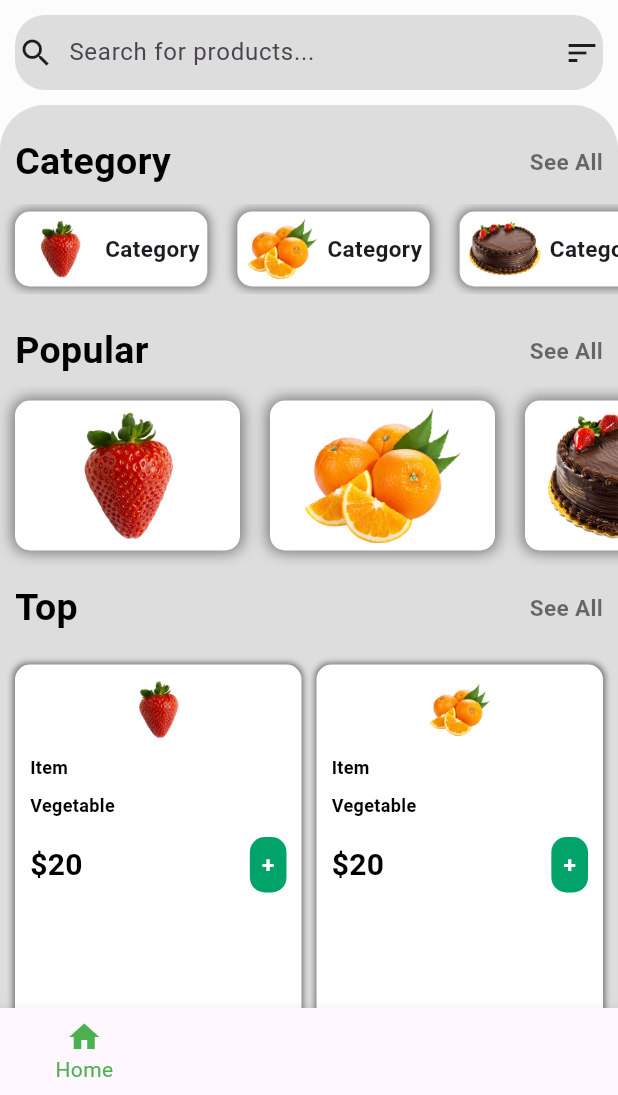
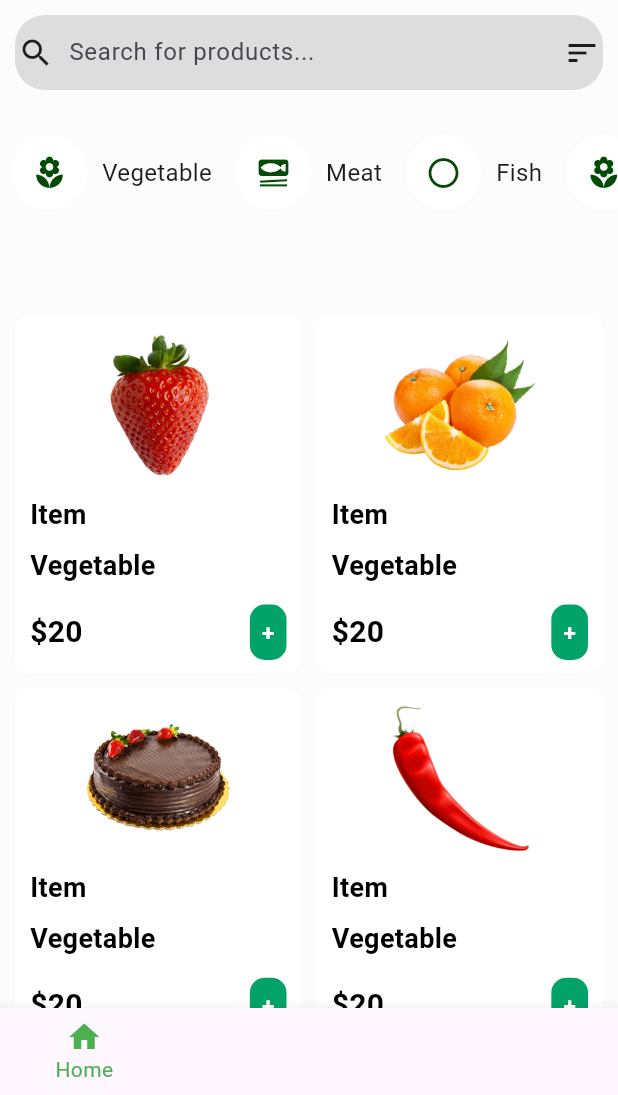
Before and after one commit to Zios-dev/food_store, a Flutter app: the screen it shows after launch, on a phone screen of 412 x 824 dp, the part 141-1236 px from its top. Run offline on Flutter 3.47's test engine with Material 3 defaults, Android fonts, the phone set to English and light mode, and no system bars; drawn by our look-alikes of badges; our stand-ins replace sliding_sheet.

Commit message:
Your descriptive commit message

```diff
--- a/lib/home_page.dart
+++ b/lib/home_page.dart
@@ -1,9 +1,7 @@
 import 'package:badges/badges.dart' as badges;
 import 'package:flutter/material.dart';
-import 'package:food_store/widgets/List_Widget.dart';
 import 'package:food_store/widgets/bottom_cart_sheet.dart';
 import 'package:food_store/widgets/item_widget.dart';
-import 'package:food_store/widgets/popular_item_widget.dart';
 import 'package:sliding_sheet/sliding_sheet.dart';
 
 class HomePage extends StatefulWidget {
@@ -30,6 +28,7 @@ class _HomePageState extends State<HomePage> {
         child: SingleChildScrollView(
           child: Column(
             children: [
+              // Top menu and cart icon
               Container(
                 padding: EdgeInsets.only(right: 20, left: 15, top: 10),
                 child: Row(
@@ -84,6 +83,7 @@ class _HomePageState extends State<HomePage> {
                   ],
                 ),
               ),
+              // Store text
               Container(
                 alignment: Alignment.centerLeft,
                 padding: EdgeInsets.symmetric(horizontal: 15),
@@ -97,7 +97,9 @@ class _HomePageState extends State<HomePage> {
                       ),
                     ),
                   ],
-                  )),
+                ),
+              ),
+              // Search bar
               Container(
                 margin: EdgeInsets.all(10),
                 padding: EdgeInsets.symmetric(horizontal: 2),
@@ -124,10 +126,27 @@ class _HomePageState extends State<HomePage> {
                   ],
                 ),
               ),
+              // Horizontal categories list
+              Container(
+                margin: EdgeInsets.symmetric(vertical: 15),
+                height: 60,
+                child: SingleChildScrollView(
+                  scrollDirection: Axis.horizontal,
+                  child: Row(
+                    mainAxisAlignment: MainAxisAlignment.start,
+                    children: [
+                      categoryItem(Icons.local_florist, 'Vegetable'),
+                      categoryItem(Icons.set_meal, 'Meat'),
+                      categoryItem(Icons.panorama_fish_eye, 'Fish'),
+                      categoryItem(Icons.local_florist, 'Fruit'),
+                    ],
+                  ),
+                ),
+              ),
+              // Rest of the UI (Product list)
               Container(
                 padding: EdgeInsets.only(top: 20),
                 decoration: BoxDecoration(
-                  color: Colors.black12,
                   borderRadius: BorderRadius.only(
                     topLeft: Radius.circular(30),
                     topRight: Radius.circular(30),
@@ -136,8 +155,7 @@ class _HomePageState extends State<HomePage> {
                 child: Column(
                   crossAxisAlignment: CrossAxisAlignment.start,
                   children: [
-                    ListWidget(),
-                    PopularItemWidget(),
+                    // Your item widgets here
                     ItemsWidget(),
                   ],
                 ),
@@ -146,6 +164,7 @@ class _HomePageState extends State<HomePage> {
           ),
         ),
       ),
+      // Bottom navigation bar
       bottomNavigationBar: BottomNavigationBar(
         items: const <BottomNavigationBarItem>[
           BottomNavigationBarItem(
@@ -175,4 +194,22 @@ class _HomePageState extends State<HomePage> {
       ),
     );
   }
+
+  // A function to create each category item with icon and label side by side
+  Widget categoryItem(IconData icon, String label) {
+    return Padding(
+      padding: const EdgeInsets.symmetric(horizontal: 8.0),
+      child: Row(
+        children: [
+          CircleAvatar(
+            radius: 25,
+            backgroundColor: Colors.white,
+            child: Icon(icon, color: const Color.fromARGB(255, 2, 74, 5)),
+          ),
+          SizedBox(width: 10), // Space between icon and label
+          Text(label, style: TextStyle(fontSize: 16)),
+        ],
+      ),
+    );
   }
+}
--- a/lib/widgets/item_widget.dart
+++ b/lib/widgets/item_widget.dart
@@ -11,22 +11,21 @@ class ItemsWidget extends StatelessWidget {
         child: Row(
           mainAxisAlignment: MainAxisAlignment.spaceBetween,
           children: [
-                Text(
-                  "Top",
-                  style: TextStyle(
-                    fontSize: 25,
-                    fontWeight: FontWeight.bold,
-                    color: Colors.black,
-                  ),
-                ),
-                Text(
-                  "See All",
-                  style: TextStyle(
-                    fontSize: 15,
-                    fontWeight: FontWeight.bold,
-                    color: Colors.black54,
-                  ),
-                ),
+                // Text(
+                  // "Top",
+                  // style: TextStyle(
+                  //   fontSize: 25,
+                  //   fontWeight: FontWeight.bold,
+                  //   color: Colors.black,
+                  // ),
+            // Text(
+            //       "See All",
+            //       style: TextStyle(
+            //         fontSize: 15,
+            //         fontWeight: FontWeight.bold,
+            //         color: Colors.black54,
+            //       ),
+            //     ),
           ],
         )
         ),
@@ -46,11 +45,11 @@ class ItemsWidget extends StatelessWidget {
           color: Colors.white,
           borderRadius: BorderRadius.circular(10),
           boxShadow: [
-            BoxShadow(
-              color: Colors.black12.withOpacity(0.5),
-              spreadRadius: 1,
-              blurRadius: 3,
-            ),
+            // BoxShadow(
+            //   color: Colors.black12.withOpacity(0.5),
+            //   spreadRadius: 1,
+            //   blurRadius: 3,
+            // ),
           ],
           ),
           child: Column(
@@ -62,8 +61,8 @@ class ItemsWidget extends StatelessWidget {
                 child: Container(
                   margin: EdgeInsets.all(10),
                   child:Image.asset("images/$i.png",
-                  height: 40,
-                  width: 40,
+                  height: 100,
+                  width: 100,
 
                   ),
                 ),
@@ -75,7 +74,7 @@ class ItemsWidget extends StatelessWidget {
                   child: Text(
                     "Item ",
                     style: TextStyle(
-                      fontSize: 12,
+                      fontSize: 18,
                       fontWeight: FontWeight.bold,
                       color: Colors.black,
                       ),
@@ -89,7 +88,7 @@ class ItemsWidget extends StatelessWidget {
                         child: Text(
                           "Vegetable ",
                           style: TextStyle(
-                            fontSize: 12,
+                            fontSize: 18,
                             fontWeight: FontWeight.bold,
                             color: Colors.black,
                           ),
--- a/lib/widgets/list_widget.dart
+++ /dev/null
@@ -1,76 +0,0 @@
-import 'package:flutter/material.dart';
-
-class ListWidget extends StatelessWidget {
-  const ListWidget({super.key});
-
-  @override
-  Widget build(BuildContext context) {
-    return Column(
-      children: [
-        Padding
-        (padding: EdgeInsets.only(left: 10, right: 10, bottom: 10),
-        child: Row(
-          mainAxisAlignment: MainAxisAlignment.spaceBetween,
-          children: [
-            Text("Category", style: TextStyle(
-              fontSize:25,
-              fontWeight: FontWeight.bold,
-              color: Colors.black,
-               ),
-               ),
-               Text(
-              "See All",
-              style: TextStyle(
-                fontSize: 15,
-                fontWeight: FontWeight.bold,
-                color: Colors.black54,
-              ),
-
-               ),
-          ],
-        ),
-        ),
-
-        SingleChildScrollView(
-          scrollDirection: Axis.horizontal,
-          child:Row(
-            children: [
-              for(int i=1; i<8; i++)
-              Container(
-                margin: EdgeInsets.symmetric(horizontal: 10, vertical: 5),
-                height: 50,
-                decoration: BoxDecoration(
-                  borderRadius: BorderRadius.circular(10),
-                  color: Colors.white,
-                boxShadow: [
-                  BoxShadow(
-                    color: Colors.black.withOpacity(0.5),
-                    spreadRadius: 1,
-                     blurRadius: 5)
-                ],
-
-                ),
-                child: Row(
-                  children: [
-                    Padding(padding: EdgeInsets.all(5),
-                    child: Image.asset("images/$i.png",
-                   height: 50, width:50
-                   ),
-                    ),
-                    Padding(padding:  EdgeInsets.only(right:5),
-                    child: Text(
-                      "Category",
-                      style: TextStyle
-                      (fontSize: 15, fontWeight: FontWeight.bold),
-                    ),
-
-                    ),
-                  ],),
-              )
-            ],
-          ),
-        )
-      ],
-    );
-  }
-}
--- a/lib/widgets/popular_item_widget.dart
+++ /dev/null
@@ -1,63 +0,0 @@
-import 'package:flutter/material.dart';
-
-
-class PopularItemWidget extends StatelessWidget {
-  const PopularItemWidget({super.key});
-
-  @override
-  Widget build(BuildContext context) {
-    return Column(
-      children: [
-        Padding(padding: EdgeInsets.only(left:10, right: 10, bottom: 5, top:20),
-
-        child:Row(
-          mainAxisAlignment: MainAxisAlignment.spaceBetween,
-          children: [
-             Text(
-                "Popular",
-                style: TextStyle(
-                  fontSize: 25,
-                  fontWeight: FontWeight.bold,
-                  color: Colors.black,
-                ),
-              ),
-              Text(
-                "See All",
-                style: TextStyle(
-                  fontSize: 15,
-                  fontWeight: FontWeight.bold,
-                  color: Colors.black54,
-                ),
-              ),
-          ],
-        ) ,
-
-        ),
-        SingleChildScrollView(
-          scrollDirection: Axis.horizontal,
-          child: Row(children: [
-            for (int i=1; i< 8; i++)
-            Container(
-               margin: EdgeInsets.all(10 ),
-               padding:  EdgeInsets.all(5),
-              height: 100,
-              width: 150,
-              decoration: BoxDecoration(
-                borderRadius: BorderRadius.circular(10),
-                color: Colors.white,
-                boxShadow: [
-                  BoxShadow(
-                    color: Colors.black12.withOpacity(0.5),
-                    spreadRadius: 1,
-                    blurRadius: 8,
-                  )
-                ]
-              ),
-              child: Image.asset("images/$i.png")
-            )
-          ],)
-        )
-      ],
-    );
-  }
-}
```
Also changed, not shown: lib/widgets/item_page.dart (+119 -44 lines). Lines whose indentation alone changed are shown as unchanged.
